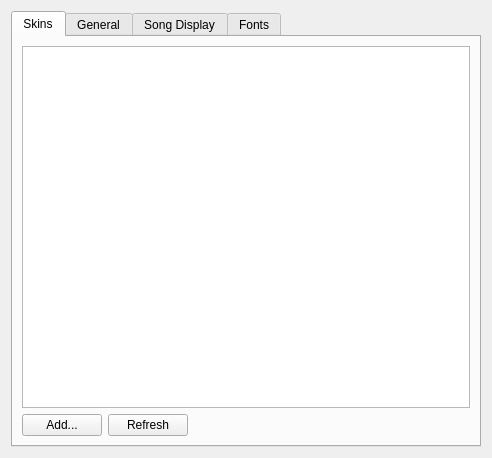
ksv1986/qmmp-staging, file src/plugins/Ui/skinned/forms/skinnedsettings.ui: the form before one commit.
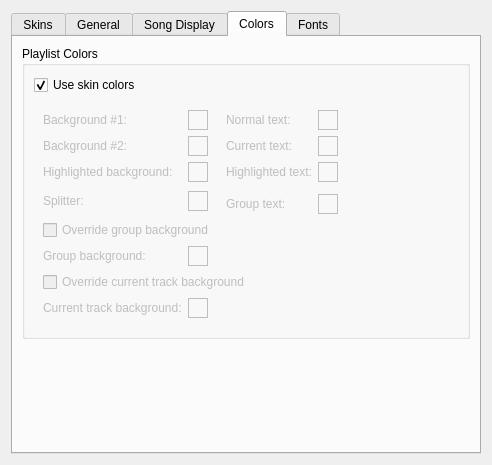
The form after the commit. The open tabs and pages were chosen to show the change. Icons and pictures are not drawn. Custom widgets are drawn as their Qt base class.

Commit message: skinned: added playlist color settings

```diff
--- a/src/plugins/Ui/skinned/forms/skinnedsettings.ui
+++ b/src/plugins/Ui/skinned/forms/skinnedsettings.ui
@@ -7,7 +7,7 @@
     <x>0</x>
     <y>0</y>
     <width>489</width>
-    <height>458</height>
+    <height>465</height>
    </rect>
   </property>
   <property name="windowTitle">
@@ -411,6 +411,455 @@
        </item>
       </layout>
      </widget>
+     <widget class="QWidget" name="tab_3">
+      <attribute name="title">
+       <string>Colors</string>
+      </attribute>
+      <layout class="QVBoxLayout" name="verticalLayout_4">
+       <item>
+        <widget class="QGroupBox" name="groupBox_3">
+         <property name="title">
+          <string>Playlist Colors</string>
+         </property>
+         <layout class="QVBoxLayout" name="verticalLayout_7">
+          <item>
+           <widget class="QCheckBox" name="plSkinColorsCheckBox">
+            <property name="text">
+             <string>Use skin colors</string>
+            </property>
+            <property name="checked">
+             <bool>true</bool>
+            </property>
+           </widget>
+          </item>
+          <item>
+           <widget class="QWidget" name="widget_2" native="true">
+            <property name="enabled">
+             <bool>false</bool>
+            </property>
+            <layout class="QGridLayout" name="gridLayout_5">
+             <item row="4" column="6">
+              <widget class="ColorWidget" name="plGrTextColor">
+               <property name="sizePolicy">
+                <sizepolicy hsizetype="Fixed" vsizetype="Fixed">
+                 <horstretch>0</horstretch>
+                 <verstretch>0</verstretch>
+                </sizepolicy>
+               </property>
+               <property name="minimumSize">
+                <size>
+                 <width>20</width>
+                 <height>20</height>
+                </size>
+               </property>
+               <property name="frameShape">
+                <enum>QFrame::Box</enum>
+               </property>
+               <property name="frameShadow">
+                <enum>QFrame::Plain</enum>
+               </property>
+              </widget>
+             </item>
+             <item row="2" column="1">
+              <widget class="ColorWidget" name="plHlColor">
+               <property name="sizePolicy">
+                <sizepolicy hsizetype="Fixed" vsizetype="Fixed">
+                 <horstretch>0</horstretch>
+                 <verstretch>0</verstretch>
+                </sizepolicy>
+               </property>
+               <property name="minimumSize">
+                <size>
+                 <width>20</width>
+                 <height>20</height>
+                </size>
+               </property>
+               <property name="maximumSize">
+                <size>
+                 <width>20</width>
+                 <height>20</height>
+                </size>
+               </property>
+               <property name="frameShape">
+                <enum>QFrame::Box</enum>
+               </property>
+              </widget>
+             </item>
+             <item row="8" column="1">
+              <widget class="ColorWidget" name="plCurrentTrackBgColor">
+               <property name="enabled">
+                <bool>false</bool>
+               </property>
+               <property name="sizePolicy">
+                <sizepolicy hsizetype="Fixed" vsizetype="Fixed">
+                 <horstretch>0</horstretch>
+                 <verstretch>0</verstretch>
+                </sizepolicy>
+               </property>
+               <property name="minimumSize">
+                <size>
+                 <width>20</width>
+                 <height>20</height>
+                </size>
+               </property>
+               <property name="frameShape">
+                <enum>QFrame::Box</enum>
+               </property>
+               <property name="frameShadow">
+                <enum>QFrame::Plain</enum>
+               </property>
+              </widget>
+             </item>
+             <item row="2" column="6">
+              <widget class="ColorWidget" name="plTextHlCurrentColor">
+               <property name="sizePolicy">
+                <sizepolicy hsizetype="Fixed" vsizetype="Fixed">
+                 <horstretch>0</horstretch>
+                 <verstretch>0</verstretch>
+                </sizepolicy>
+               </property>
+               <property name="minimumSize">
+                <size>
+                 <width>20</width>
+                 <height>20</height>
+                </size>
+               </property>
+               <property name="maximumSize">
+                <size>
+                 <width>20</width>
+                 <height>20</height>
+                </size>
+               </property>
+               <property name="frameShape">
+                <enum>QFrame::Box</enum>
+               </property>
+               <property name="frameShadow">
+                <enum>QFrame::Plain</enum>
+               </property>
+              </widget>
+             </item>
+             <item row="1" column="6">
+              <widget class="ColorWidget" name="plTextCurrentColor">
+               <property name="sizePolicy">
+                <sizepolicy hsizetype="Fixed" vsizetype="Fixed">
+                 <horstretch>0</horstretch>
+                 <verstretch>0</verstretch>
+                </sizepolicy>
+               </property>
+               <property name="minimumSize">
+                <size>
+                 <width>20</width>
+                 <height>20</height>
+                </size>
+               </property>
+               <property name="maximumSize">
+                <size>
+                 <width>20</width>
+                 <height>20</height>
+                </size>
+               </property>
+               <property name="frameShape">
+                <enum>QFrame::Box</enum>
+               </property>
+              </widget>
+             </item>
+             <item row="0" column="2" rowspan="5" colspan="2">
+              <spacer name="horizontalSpacer_5">
+               <property name="orientation">
+                <enum>Qt::Horizontal</enum>
+               </property>
+               <property name="sizeHint" stdset="0">
+                <size>
+                 <width>40</width>
+                 <height>43</height>
+                </size>
+               </property>
+              </spacer>
+             </item>
+             <item row="0" column="7" rowspan="5">
+              <spacer name="horizontalSpacer_6">
+               <property name="orientation">
+                <enum>Qt::Horizontal</enum>
+               </property>
+               <property name="sizeHint" stdset="0">
+                <size>
+                 <width>66</width>
+                 <height>68</height>
+                </size>
+               </property>
+              </spacer>
+             </item>
+             <item row="1" column="0">
+              <widget class="QLabel" name="label_8">
+               <property name="text">
+                <string>Background #2:</string>
+               </property>
+              </widget>
+             </item>
+             <item row="8" column="4" colspan="4">
+              <spacer name="horizontalSpacer_10">
+               <property name="orientation">
+                <enum>Qt::Horizontal</enum>
+               </property>
+               <property name="sizeHint" stdset="0">
+                <size>
+                 <width>189</width>
+                 <height>20</height>
+                </size>
+               </property>
+              </spacer>
+             </item>
+             <item row="0" column="1">
+              <widget class="ColorWidget" name="plBg1Color">
+               <property name="sizePolicy">
+                <sizepolicy hsizetype="Fixed" vsizetype="Fixed">
+                 <horstretch>0</horstretch>
+                 <verstretch>0</verstretch>
+                </sizepolicy>
+               </property>
+               <property name="minimumSize">
+                <size>
+                 <width>20</width>
+                 <height>20</height>
+                </size>
+               </property>
+               <property name="maximumSize">
+                <size>
+                 <width>20</width>
+                 <height>20</height>
+                </size>
+               </property>
+               <property name="frameShape">
+                <enum>QFrame::Box</enum>
+               </property>
+              </widget>
+             </item>
+             <item row="2" column="0">
+              <widget class="QLabel" name="label_11">
+               <property name="text">
+                <string>Highlighted background:</string>
+               </property>
+              </widget>
+             </item>
+             <item row="0" column="4" colspan="2">
+              <widget class="QLabel" name="label_12">
+               <property name="text">
+                <string>Normal text:</string>
+               </property>
+              </widget>
+             </item>
+             <item row="3" column="1" rowspan="2">
+              <widget class="ColorWidget" name="plSplitterColor">
+               <property name="sizePolicy">
+                <sizepolicy hsizetype="Fixed" vsizetype="Fixed">
+                 <horstretch>0</horstretch>
+                 <verstretch>0</verstretch>
+                </sizepolicy>
+               </property>
+               <property name="minimumSize">
+                <size>
+                 <width>20</width>
+                 <height>20</height>
+                </size>
+               </property>
+               <property name="maximumSize">
+                <size>
+                 <width>20</width>
+                 <height>20</height>
+                </size>
+               </property>
+               <property name="baseSize">
+                <size>
+                 <width>20</width>
+                 <height>20</height>
+                </size>
+               </property>
+               <property name="frameShape">
+                <enum>QFrame::Box</enum>
+               </property>
+               <property name="frameShadow">
+                <enum>QFrame::Plain</enum>
+               </property>
+              </widget>
+             </item>
+             <item row="3" column="0" rowspan="2">
+              <widget class="QLabel" name="label_19">
+               <property name="text">
+                <string>Splitter:</string>
+               </property>
+              </widget>
+             </item>
+             <item row="1" column="4" colspan="2">
+              <widget class="QLabel" name="label_13">
+               <property name="text">
+                <string>Current text:</string>
+               </property>
+              </widget>
+             </item>
+             <item row="2" column="4" colspan="2">
+              <widget class="QLabel" name="label_14">
+               <property name="text">
+                <string>Highlighted text:</string>
+               </property>
+              </widget>
+             </item>
+             <item row="8" column="0">
+              <widget class="QLabel" name="label_20">
+               <property name="enabled">
+                <bool>false</bool>
+               </property>
+               <property name="text">
+                <string>Current track background:</string>
+               </property>
+              </widget>
+             </item>
+             <item row="0" column="6">
+              <widget class="ColorWidget" name="plTextNormalColor">
+               <property name="sizePolicy">
+                <sizepolicy hsizetype="Fixed" vsizetype="Fixed">
+                 <horstretch>0</horstretch>
+                 <verstretch>0</verstretch>
+                </sizepolicy>
+               </property>
+               <property name="minimumSize">
+                <size>
+                 <width>20</width>
+                 <height>20</height>
+                </size>
+               </property>
+               <property name="maximumSize">
+                <size>
+                 <width>20</width>
+                 <height>20</height>
+                </size>
+               </property>
+               <property name="frameShape">
+                <enum>QFrame::Box</enum>
+               </property>
+              </widget>
+             </item>
+             <item row="7" column="0" colspan="5">
+              <widget class="QCheckBox" name="plOverrideCurrentBgCheckBox">
+               <property name="text">
+                <string>Override current track background</string>
+               </property>
+              </widget>
+             </item>
+             <item row="6" column="1">
+              <widget class="ColorWidget" name="plGrBgColor">
+               <property name="enabled">
+                <bool>false</bool>
+               </property>
+               <property name="sizePolicy">
+                <sizepolicy hsizetype="Fixed" vsizetype="Fixed">
+                 <horstretch>0</horstretch>
+                 <verstretch>0</verstretch>
+                </sizepolicy>
+               </property>
+               <property name="minimumSize">
+                <size>
+                 <width>20</width>
+                 <height>20</height>
+                </size>
+               </property>
+               <property name="frameShape">
+                <enum>QFrame::Box</enum>
+               </property>
+               <property name="frameShadow">
+                <enum>QFrame::Plain</enum>
+               </property>
+              </widget>
+             </item>
+             <item row="6" column="4" colspan="4">
+              <spacer name="horizontalSpacer_9">
+               <property name="orientation">
+                <enum>Qt::Horizontal</enum>
+               </property>
+               <property name="sizeHint" stdset="0">
+                <size>
+                 <width>110</width>
+                 <height>20</height>
+                </size>
+               </property>
+              </spacer>
+             </item>
+             <item row="6" column="0">
+              <widget class="QLabel" name="label_15">
+               <property name="enabled">
+                <bool>false</bool>
+               </property>
+               <property name="text">
+                <string>Group background:</string>
+               </property>
+              </widget>
+             </item>
+             <item row="5" column="0" colspan="8">
+              <widget class="QCheckBox" name="plOverrideGroupBgCheckBox">
+               <property name="text">
+                <string>Override group background</string>
+               </property>
+              </widget>
+             </item>
+             <item row="4" column="4" colspan="2">
+              <widget class="QLabel" name="label_16">
+               <property name="text">
+                <string>Group text:</string>
+               </property>
+              </widget>
+             </item>
+             <item row="1" column="1">
+              <widget class="ColorWidget" name="plBg2Color">
+               <property name="sizePolicy">
+                <sizepolicy hsizetype="Fixed" vsizetype="Fixed">
+                 <horstretch>0</horstretch>
+                 <verstretch>0</verstretch>
+                </sizepolicy>
+               </property>
+               <property name="minimumSize">
+                <size>
+                 <width>20</width>
+                 <height>20</height>
+                </size>
+               </property>
+               <property name="maximumSize">
+                <size>
+                 <width>20</width>
+                 <height>20</height>
+                </size>
+               </property>
+               <property name="frameShape">
+                <enum>QFrame::Box</enum>
+               </property>
+              </widget>
+             </item>
+             <item row="0" column="0">
+              <widget class="QLabel" name="label_7">
+               <property name="text">
+                <string>Background #1:</string>
+               </property>
+              </widget>
+             </item>
+            </layout>
+           </widget>
+          </item>
+         </layout>
+        </widget>
+       </item>
+       <item>
+        <spacer name="verticalSpacer_4">
+         <property name="orientation">
+          <enum>Qt::Vertical</enum>
+         </property>
+         <property name="sizeHint" stdset="0">
+          <size>
+           <width>20</width>
+           <height>98</height>
+          </size>
+         </property>
+        </spacer>
+       </item>
+      </layout>
+     </widget>
      <widget class="QWidget" name="tab_2">
       <attribute name="title">
        <string>Fonts</string>
@@ -577,6 +1026,14 @@
    </item>
   </layout>
  </widget>
+ <customwidgets>
+  <customwidget>
+   <class>ColorWidget</class>
+   <extends>QFrame</extends>
+   <header>colorwidget.h</header>
+   <container>1</container>
+  </customwidget>
+ </customwidgets>
  <resources/>
  <connections>
   <connection>
```
Left out of the diff: 12 changed lines with no effect on the pictures. The commit also changes 9 other files.
